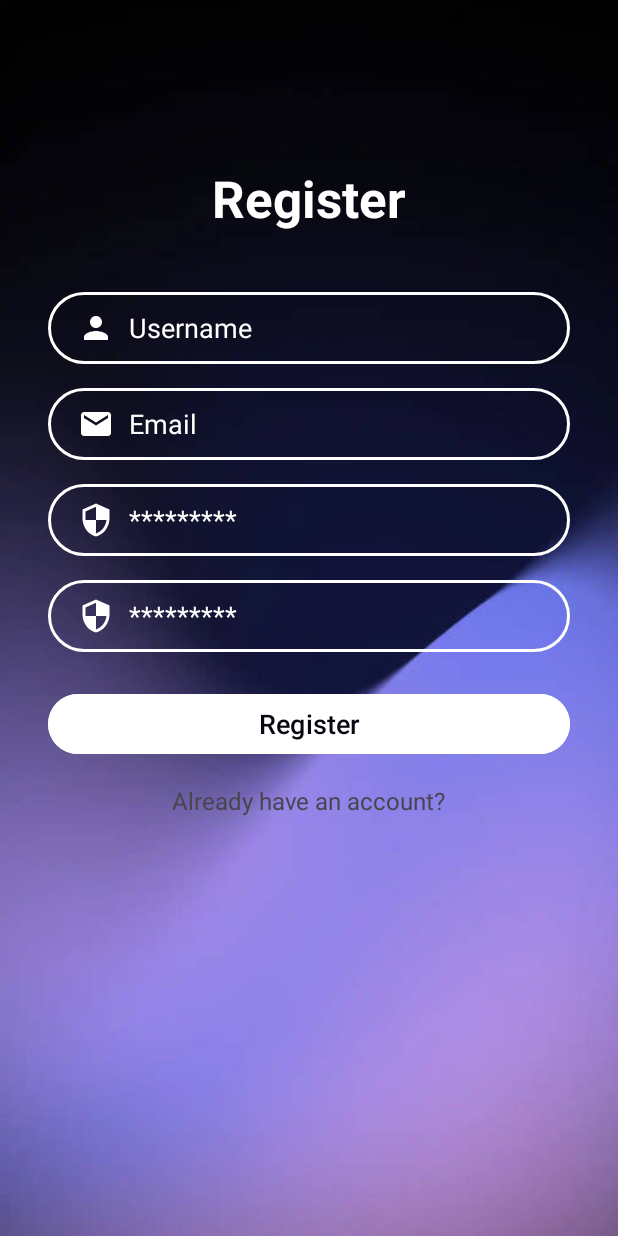
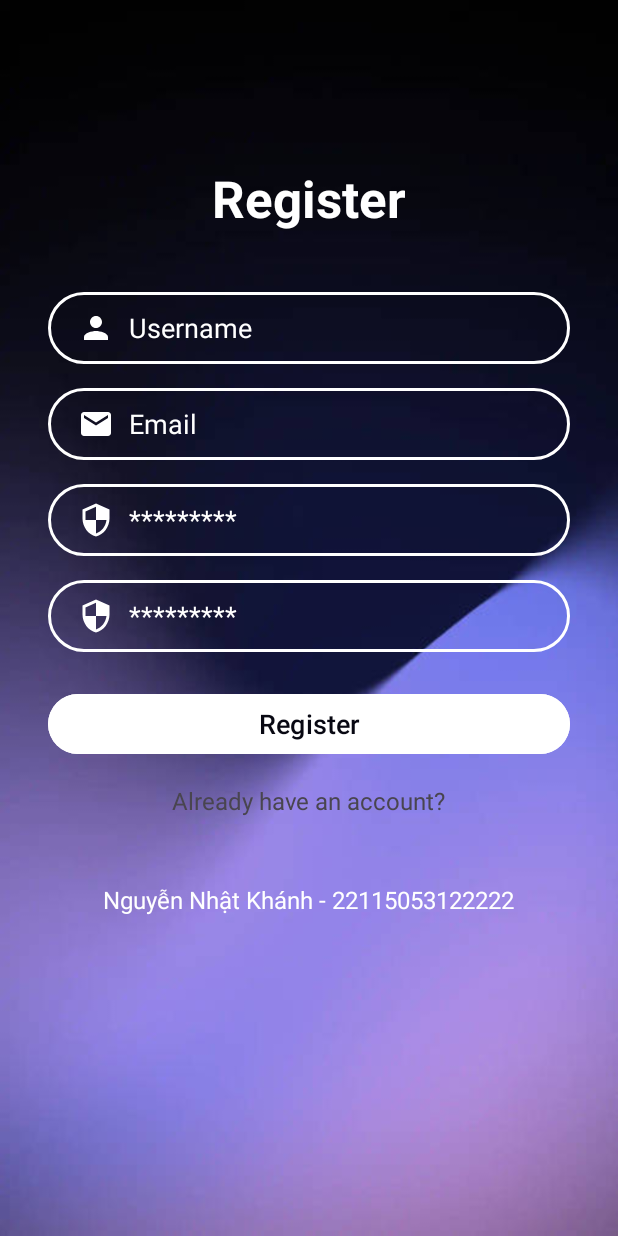
Before and after one commit to khanhnewbiehehe/BT_ConstraintLayout, an Android app: the screen it shows after launch (RegisterActivity), after a tap on "Sign up", on a phone screen of 412 x 824 dp. Run offline under Robolectric (Android 15) with nearby library versions, the phone set to English and light mode, and no system bars; 1 other tap on this screen came first.

Commit message:
complete project

```diff
--- a/app/src/main/java/com/example/bt_constranitlayout/LoginActivity.java
+++ b/app/src/main/java/com/example/bt_constranitlayout/LoginActivity.java
@@ -3,6 +3,8 @@ package com.example.bt_constranitlayout;
 import android.content.Intent;
 import android.os.Bundle;
 import android.view.View;
+import android.widget.Button;
+import android.widget.EditText;
 import android.widget.TextView;
 
 import androidx.activity.EdgeToEdge;
@@ -25,6 +27,19 @@ public class LoginActivity extends AppCompatActivity {
             }
         });
 
+        Button loginBtn = findViewById(R.id.btnlogin);
+        EditText email = findViewById(R.id.inputEmail);
+        EditText pass = findViewById(R.id.inputPassword);
+        TextView inform = findViewById(R.id.displayInformation);
+
+        loginBtn.setOnClickListener(new View.OnClickListener() {
+            @Override
+            public void onClick(View view) {
+                String emailEntered = email.getText().toString();
+                String passEntered = pass.getText().toString();
+                inform.setText("Email: " + emailEntered + " Password: " + passEntered );
+            }
+        });
 
     }
 }
--- a/app/src/main/java/com/example/bt_constranitlayout/RegisterActivity.java
+++ b/app/src/main/java/com/example/bt_constranitlayout/RegisterActivity.java
@@ -3,6 +3,8 @@ package com.example.bt_constranitlayout;
 import android.content.Intent;
 import android.os.Bundle;
 import android.view.View;
+import android.widget.Button;
+import android.widget.EditText;
 import android.widget.TextView;
 
 import androidx.activity.EdgeToEdge;
@@ -24,5 +26,19 @@ public class RegisterActivity extends AppCompatActivity {
                 startActivity(new Intent(RegisterActivity.this,LoginActivity.class));
             }
         });
+
+        Button registerBtn = findViewById(R.id.btnRegister);
+        EditText email = findViewById(R.id.inputEmail);
+        EditText pass = findViewById(R.id.inputPassword);
+        TextView inform = findViewById(R.id.displayInformation);
+
+        registerBtn.setOnClickListener(new View.OnClickListener() {
+            @Override
+            public void onClick(View view) {
+                String emailEntered = email.getText().toString();
+                String passEntered = pass.getText().toString();
+                inform.setText("Email: " + emailEntered + " Password: " + passEntered );
+            }
+        });
     }
 }
--- a/app/src/main/res/layout/activity_register.xml
+++ b/app/src/main/res/layout/activity_register.xml
@@ -143,4 +143,28 @@
         app:layout_constraintEnd_toEndOf="@+id/btnRegister"
         app:layout_constraintStart_toStartOf="@+id/btnRegister"
         app:layout_constraintTop_toBottomOf="@+id/btnRegister" />
+
+    <TextView
+        android:id="@+id/textView"
+        android:layout_width="wrap_content"
+        android:layout_height="wrap_content"
+        android:layout_marginTop="44dp"
+        android:text="Nguyễn Nhật Khánh - 22115053122222"
+        android:textColor="@color/white"
+        android:textSize="16sp"
+        app:layout_constraintEnd_toEndOf="parent"
+        app:layout_constraintHorizontal_bias="0.498"
+        app:layout_constraintStart_toStartOf="parent"
+        app:layout_constraintTop_toBottomOf="@+id/alreadyHaveAccount" />
+
+    <TextView
+        android:id="@+id/displayInformation"
+        android:layout_width="wrap_content"
+        android:layout_height="wrap_content"
+        app:layout_constraintBottom_toBottomOf="parent"
+        app:layout_constraintEnd_toEndOf="parent"
+        app:layout_constraintHorizontal_bias="0.498"
+        app:layout_constraintStart_toStartOf="parent"
+        app:layout_constraintTop_toBottomOf="@+id/textView"
+        app:layout_constraintVertical_bias="0.16000003" />
 </androidx.constraintlayout.widget.ConstraintLayout>
```
Also changed, not shown: app/src/main/res/layout/activity_login.xml (+23 -2 lines).
